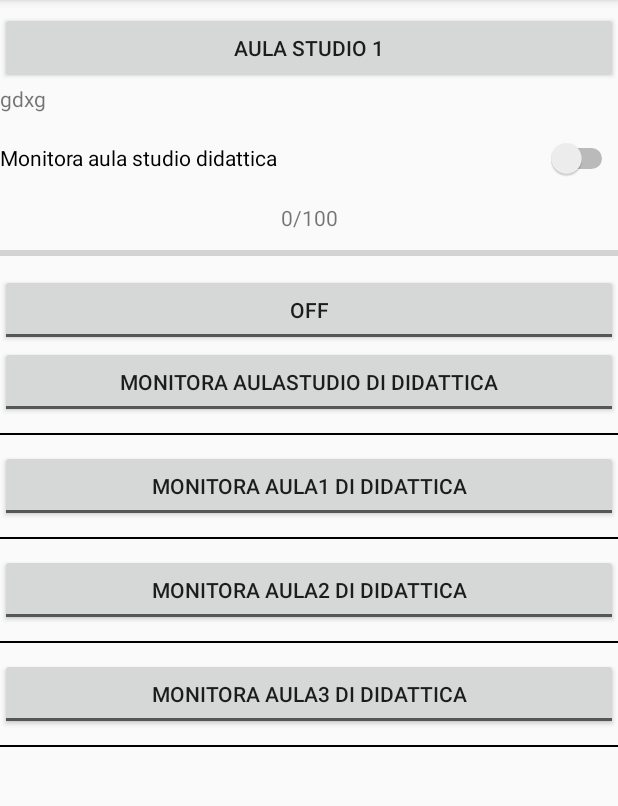
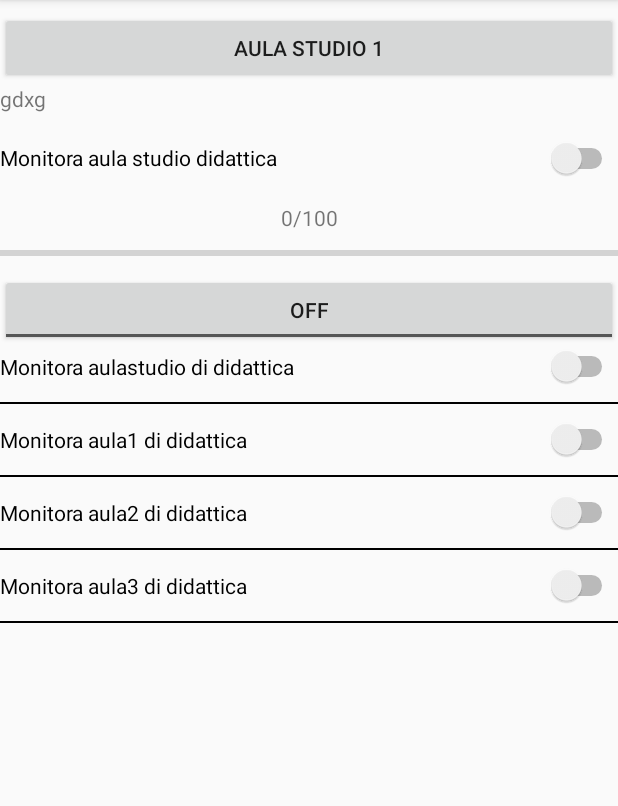
Before and after one commit to franzqat/SMART-CROWD, an Android app: the screen it shows after launch (MainActivity), on a phone screen of 412 x 824 dp, the part 84-890 px from its top. Run offline under Robolectric (Android 15) with nearby library versions, the phone set to English and light mode, and no system bars; libraries missing offline, so code that uses them is left out: org.eclipse.paho; 9 statements that could not run were skipped.

Commit message:
switch
todo: unsubscribe

```diff
--- a/app/src/main/java/dev/furtor/contastudenti/ElementsStructure.java
+++ b/app/src/main/java/dev/furtor/contastudenti/ElementsStructure.java
@@ -1,12 +1,11 @@
 package dev.furtor.contastudenti;
 
-import android.widget.Button;
 import android.widget.ProgressBar;
+import android.widget.Switch;
 import android.widget.TextView;
-import android.widget.ToggleButton;
 
 public class ElementsStructure {
-    private final ToggleButton toggleButton;
+    private final Switch aSwitch;
     private final TextView textView;
     private  final ProgressBar progressBar;
     private int maxStudenti = 100; //capienza aula
@@ -19,14 +18,14 @@ public class ElementsStructure {
         this.maxStudenti = maxStudenti;
     }
 
-    public ElementsStructure(ToggleButton toggleButton, TextView textView, ProgressBar progressBar) {
-        this.toggleButton = toggleButton;
+    public ElementsStructure(Switch aSwitch, TextView textView, ProgressBar progressBar) {
+        this.aSwitch = aSwitch;
         this.textView = textView;
         this.progressBar = progressBar;
     }
 
-    public ToggleButton getToggleButton() {
-        return toggleButton;
+    public Switch getaSwitch() {
+        return aSwitch;
     }
 
     public TextView getTextView() {
--- a/app/src/main/java/dev/furtor/contastudenti/MainActivity.java
+++ b/app/src/main/java/dev/furtor/contastudenti/MainActivity.java
@@ -16,6 +16,7 @@ import android.widget.CompoundButton;
 import android.widget.EditText;
 import android.widget.LinearLayout;
 import android.widget.ProgressBar;
+import android.widget.Switch;
 import android.widget.TextView;
 import android.widget.Toast;
 import android.widget.ToggleButton;
@@ -145,18 +146,18 @@ public class MainActivity extends AppCompatActivity {
         LinearLayout textLinearLayout = new LinearLayout(this);
         textLinearLayout.setOrientation(LinearLayout.VERTICAL);
         linearLayout.addView(textLinearLayout);
-        ToggleButton toggleButton;
+        Switch aSwitch;
         TextView t;
         ProgressBar p;
         for (final Object s : list) {
             String[] result= s.toString().split("/");
 
-            toggleButton = addButton(linearLayout, result[result.length -1] + " di " + result[result.length -2]);
+            aSwitch = addButton(linearLayout, result[result.length -1] + " di " + result[result.length -2]);
             t = addTextView(linearLayout, "/");
             p = addProgressBar(linearLayout);
 
 
-            toggleButton.setOnCheckedChangeListener(new CompoundButton.OnCheckedChangeListener() {
+            aSwitch.setOnCheckedChangeListener(new CompoundButton.OnCheckedChangeListener() {
                 public void onCheckedChanged(CompoundButton buttonView, boolean isChecked) {
                     if (isChecked) {
                         mqttHelper.subscribeToTopic(s.toString());
@@ -170,9 +171,9 @@ public class MainActivity extends AppCompatActivity {
                 }
             });
 
-            map.put(s.toString(), new ElementsStructure(toggleButton, t, p));
+            map.put(s.toString(), new ElementsStructure(aSwitch, t, p));
 
-            t.setText("/"+ map.get(s.toString()).getMaxStudenti());
+            t.setText("waiting");
 
             addLineSeperator();
             }
@@ -207,16 +208,16 @@ public class MainActivity extends AppCompatActivity {
         return progressBar;
     }
 
-    private ToggleButton addButton(LinearLayout textLinearLayout, String testo){
+    private Switch addButton(LinearLayout textLinearLayout, String testo){
 
-        ToggleButton toggleButton = new ToggleButton(this);
-        toggleButton.
-        toggleButton.setTextOff("Monitora "+ testo);
-        toggleButton.setTextOn("Stop " + testo);
-        toggleButton.setText("Monitora " + testo);
-        linearLayout.addView(toggleButton);
+        Switch aSwitch = new Switch(this);
 
-        return toggleButton;
+        //aSwitch.setTextOff("Monitora "+ testo);
+      // aSwitch.setTextOn("Stop " + testo);
+        aSwitch.setText("Monitora " + testo);
+        linearLayout.addView(aSwitch);
+
+        return aSwitch;
     }
 
     private void addEditTexts() {
```
